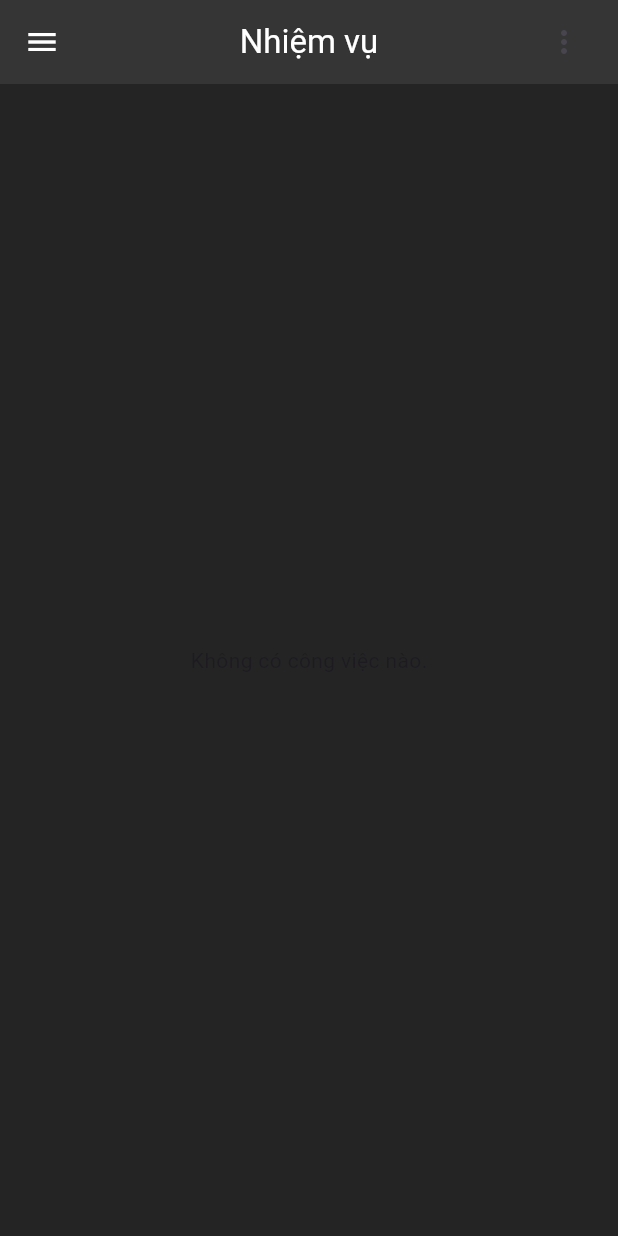
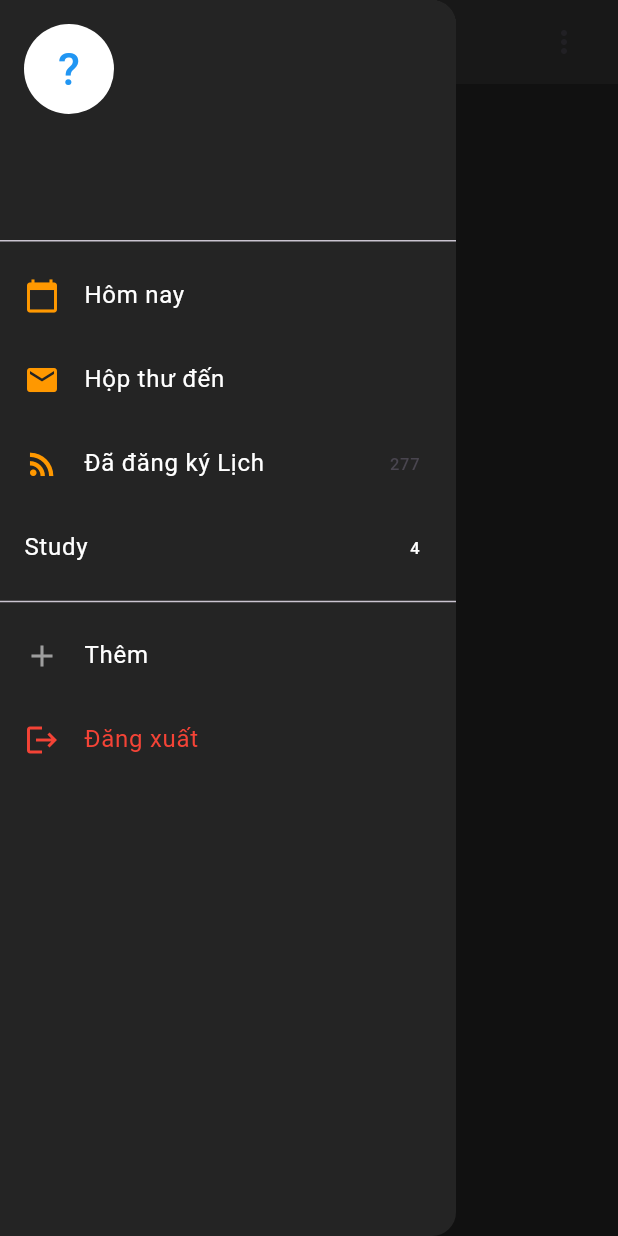
Before and after one commit to tnnHiu/task_management_app, a Flutter app: the TaskPage screen opened directly, after a tap on the "menu" icon, on a phone screen of 412 x 824 dp. Run offline on Flutter 3.47's test engine with Material 3 defaults, Android fonts, the phone set to English and light mode, and no system bars; our stand-ins replace cloud_firestore, equatable, firebase_auth, firebase_core, flutter_bloc, flutter_local_notifications and 6 more; accounts and stored records are empty.

Commit message:
update sidebar

```diff
--- a/lib/pages/task_pages/task_page.dart
+++ b/lib/pages/task_pages/task_page.dart
@@ -2,6 +2,7 @@ import 'package:flutter/material.dart';
 import 'package:flutter_bloc/flutter_bloc.dart';
 import 'package:task_management_app/blocs/task/task_bloc.dart';
 import 'package:task_management_app/models/task_model.dart';
+import '../widgets/Sidebar.dart';
 
 import '../widgets/app_widget.dart';
 
@@ -33,11 +34,14 @@ class _TaskPageState extends State<TaskPage> {
           ),
         ),
         centerTitle: true,
-        leading: IconButton(
-          icon: Icon(Icons.menu, color: Color.fromARGB(255, 255, 255, 255)),
-          onPressed: () {
-            // menu
-          },
+        leading: Builder(
+          builder: (context) => IconButton(
+            icon: Icon(Icons.menu),
+            color: Colors.white,
+            onPressed: () {
+              Scaffold.of(context).openDrawer(); // Sử dụng context của Builder
+            },
+          ),
         ),
         actions: [
           IconButton(
@@ -50,6 +54,7 @@ class _TaskPageState extends State<TaskPage> {
           const SizedBox(width: 12),
         ],
       ),
+      drawer: Sidebar(),
       body: BlocListener<TaskBloc, TaskState>(
         listener: (context, state) {
           if (state is TaskAdded) {
--- /dev/null
+++ b/lib/pages/widgets/Sidebar.dart
@@ -0,0 +1,96 @@
+import 'package:flutter/material.dart';
+import 'package:firebase_auth/firebase_auth.dart';
+import '../auth_pages/auth_gate.dart';
+
+class Sidebar extends StatelessWidget {
+  @override
+  Widget build(BuildContext context) {
+    User? user = FirebaseAuth.instance.currentUser;
+    String displayName = user?.displayName ?? 'Người dùng';
+
+
+    return Drawer(
+      backgroundColor: Color(0xFF242424),
+
+      child: ListView(
+        padding: EdgeInsets.zero, // Đảm bảo không có padding dư thừa
+        children: [
+          DrawerHeader(
+            decoration: BoxDecoration(
+              color: Color(0xFF242424),
+            ),
+            child: Column(
+              crossAxisAlignment: CrossAxisAlignment.start,
+              children: [
+                // Thêm ảnh đại diện nếu cần
+                CircleAvatar(
+                  backgroundColor: Colors.white,
+                  child: Text(
+                    displayName.isNotEmpty ? displayName[0] : '?',
+                    style: TextStyle(fontSize: 30, color: Colors.blue),
+                  ),
+                  radius: 30,
+                ),
+                SizedBox(height: 10),
+                Text(
+                  displayName,
+                  style: TextStyle(color: Colors.white, fontSize: 18),
+                ),
+              ],
+            ),
+          ),
+          ListTile(
+            leading: Icon(Icons.calendar_today, color: Colors.orange),
+            title: Text('Hôm nay', style: TextStyle(color: Colors.white)),
+            onTap: () {
+              // Xử lý logic khi nhấn
+            },
+          ),
+          ListTile(
+            leading: Icon(Icons.mail, color: Colors.orange),
+            title: Text('Hộp thư đến', style: TextStyle(color: Colors.white)),
+            onTap: () {
+              // Xử lý logic khi nhấn
+            },
+          ),
+          ListTile(
+            leading: Icon(Icons.rss_feed, color: Colors.orange,),
+            title: Text('Đã đăng ký Lịch', style: TextStyle(color: Colors.white),),
+            trailing: Text('277'),
+            onTap: () {
+              // Xử lý logic khi nhấn
+            },
+          ),
+          ListTile(
+            title: Text('Study', style: TextStyle(color: Colors.white)),
+            trailing: Text('4', style: TextStyle(color: Colors.white)),
+            onTap: () {
+              // Xử lý logic khi nhấn
+            },
+          ),
+          Divider(),
+          ListTile(
+            leading: Icon(Icons.add, color: Colors.grey),
+            title: Text('Thêm', style: TextStyle(color: Colors.white)),
+            onTap: () {
+              // Xử lý logic khi nhấn
+            },
+          ),
+          Spacer(), // Đẩy các mục bên trên lên
+          ListTile(
+            leading: Icon(Icons.logout, color: Colors.red),
+            title: Text('Đăng xuất', style: TextStyle(color: Colors.red)),
+            onTap: () async {
+              try {
+                await FirebaseAuth.instance.signOut();
+                Navigator.push(context, MaterialPageRoute(builder: (context) => AuthGate()));
+              } catch (e) {
+                print('Lỗi đăng xuất: $e', );
+              }
+            },
+          ),
+        ],
+      ),
+    );
+  }
+}
```
